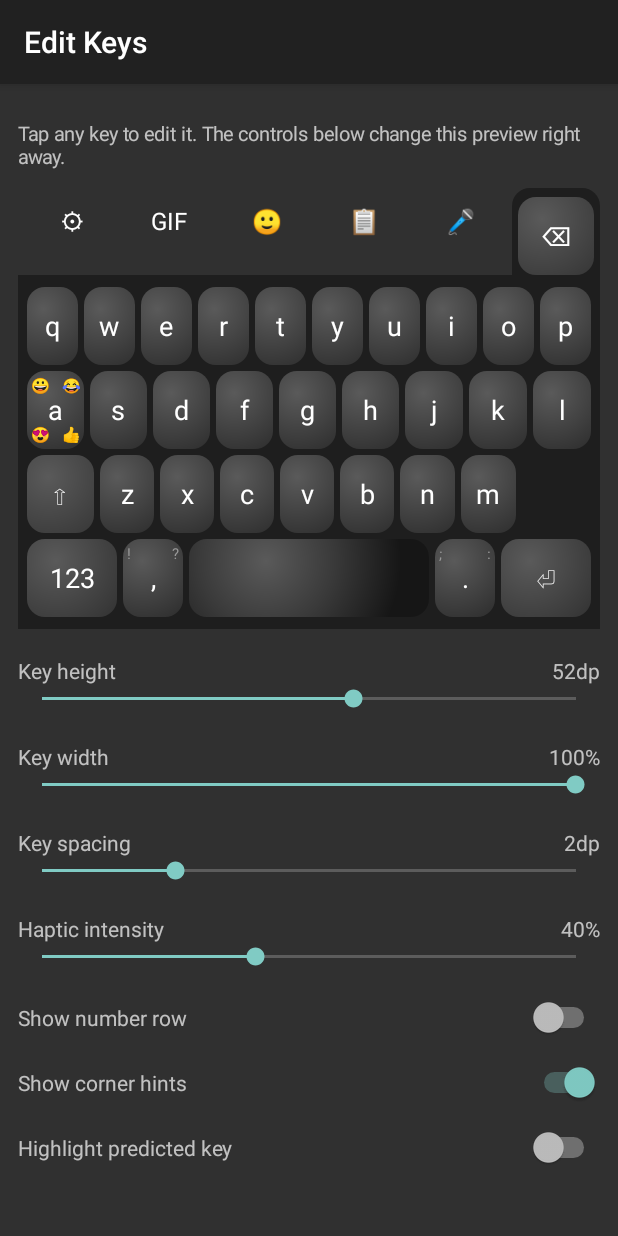
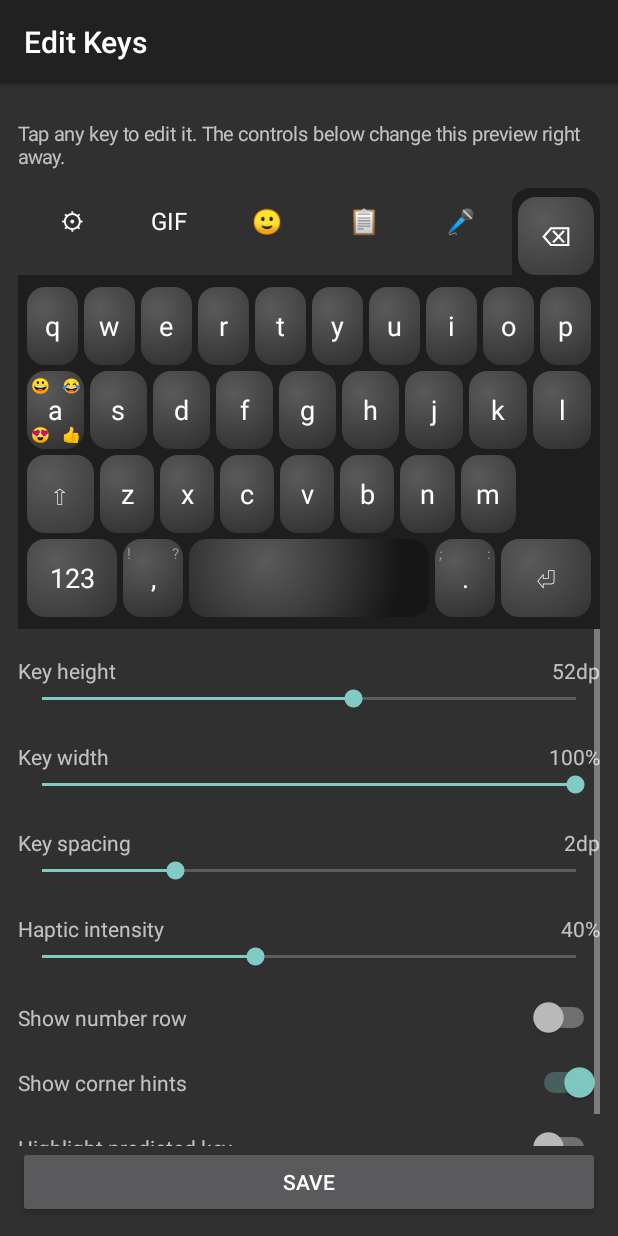
Before and after one commit to rocketpocketstopitdropit/Keyboard, an Android app: the KeyEditorActivity screen opened directly, with no data from a screen before it, on a phone screen of 412 x 824 dp. Run offline under Robolectric (Android 15) with nearby library versions, the light colour scheme and no system bars.

Commit message:
Implement 'Save' button with toast confirmation
Added a 'Save' button that shows a toast message when clicked.

```diff
--- a/app/src/main/java/com/example/customkeyboard/KeyEditorActivity.kt
+++ b/app/src/main/java/com/example/customkeyboard/KeyEditorActivity.kt
@@ -8,6 +8,7 @@ import android.util.TypedValue
 import android.view.Gravity
 import android.view.View
 import android.view.ViewGroup
+import android.widget.Button
 import android.widget.CompoundButton
 import android.widget.EditText
 import android.widget.FrameLayout
@@ -16,6 +17,7 @@ import android.widget.ScrollView
 import android.widget.SeekBar
 import android.widget.Switch
 import android.widget.TextView
+import android.widget.Toast
 
 class KeyEditorActivity : Activity() {
 
@@ -85,6 +87,16 @@ class KeyEditorActivity : Activity() {
             ScrollView(this).apply { addView(controls) },
             LinearLayout.LayoutParams(matchParent, 0, 1f)
         )
+
+        // Every change above already saves itself instantly — this button is
+        // just a reassuring confirmation, not a requirement.
+        screen.addView(Button(this).apply {
+            text = "Save"
+            setOnClickListener {
+                Toast.makeText(this@KeyEditorActivity, "Settings saved", Toast.LENGTH_SHORT).show()
+            }
+        })
+
         setContentView(screen)
         rebuildPreview()
     }
```
